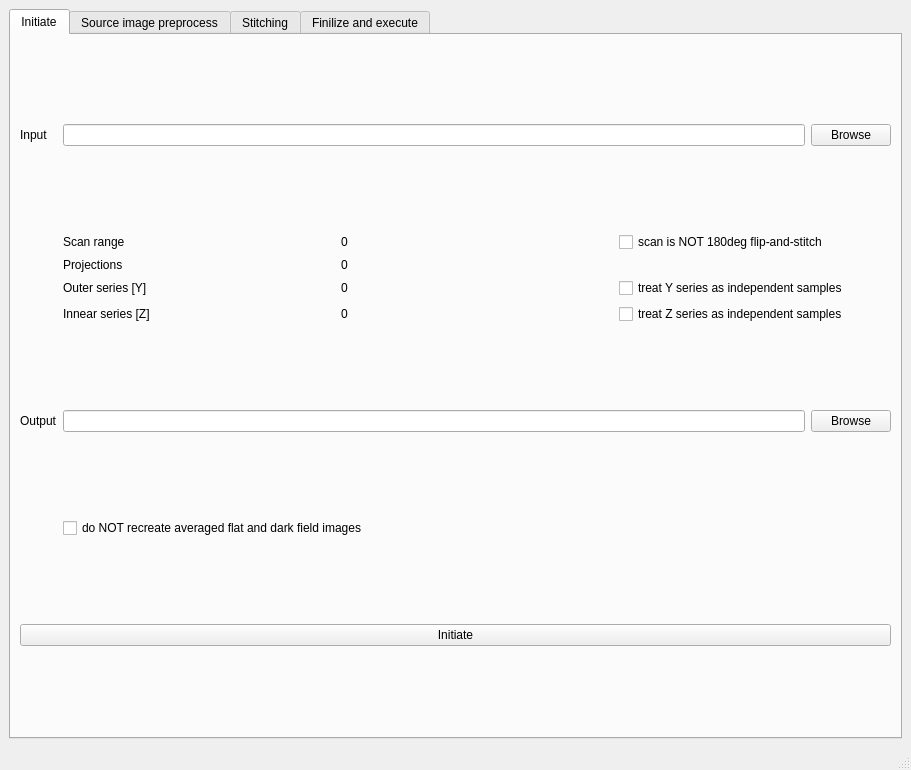
First picture: the form in share/imbl-ui.ui, repository AustralianSynchrotron/imblproc, before the edit.
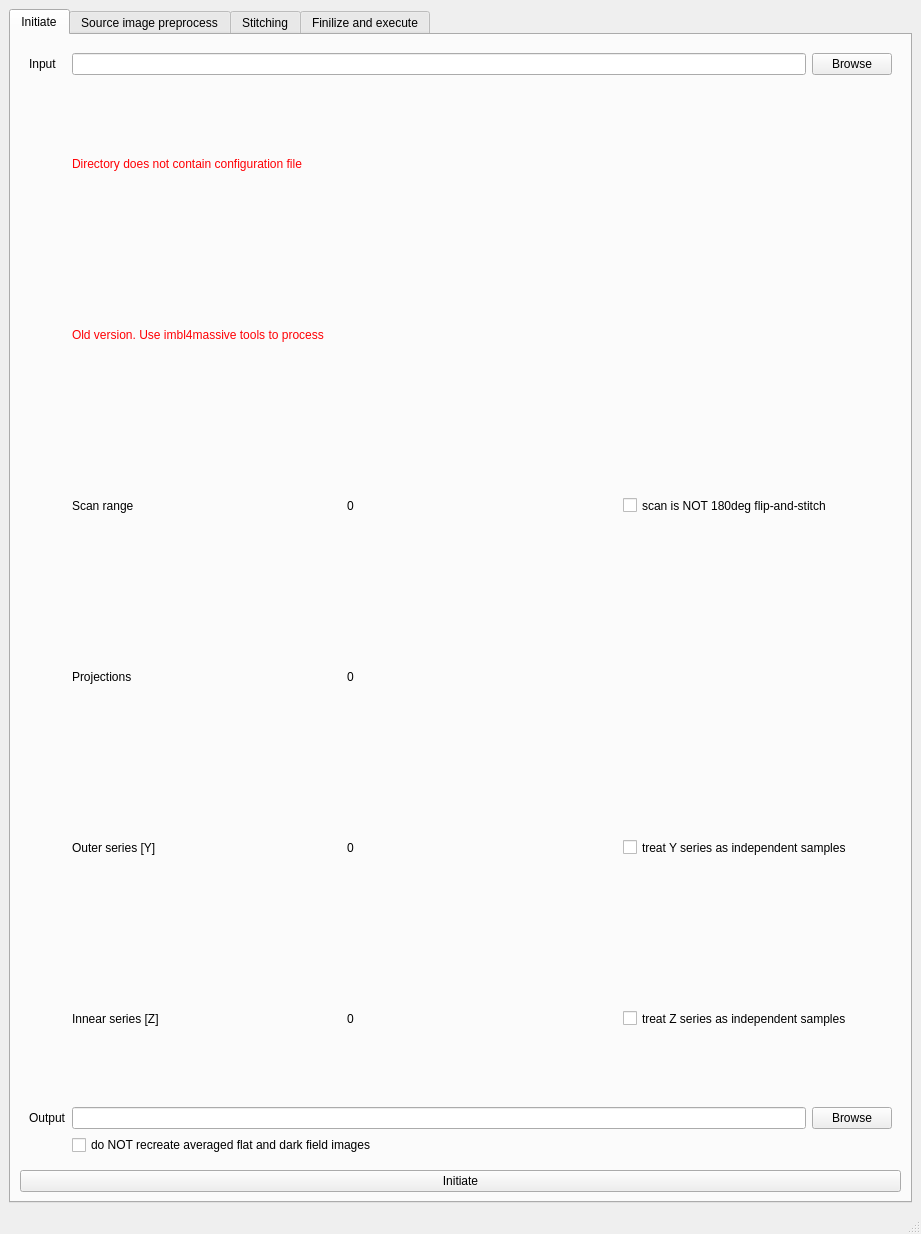
Second picture: the form after the edit. The open tabs and pages were chosen to show the change.

Commit message: modified:   bin/imbl-init.sh 	modified:   bin/imbl-ui.py 	modified:   share/imbl-ui.ui

The edit to the form file:
```diff
--- a/share/imbl-ui.ui
+++ b/share/imbl-ui.ui
@@ -6,8 +6,8 @@
    <rect>
     <x>0</x>
     <y>0</y>
-    <width>911</width>
-    <height>770</height>
+    <width>921</width>
+    <height>1234</height>
    </rect>
   </property>
   <property name="windowTitle">
@@ -25,6 +25,43 @@
         <string>Initiate</string>
        </attribute>
        <layout class="QGridLayout" name="gridLayout">
+        <item row="2" column="0">
+         <widget class="QWidget" name="initInfo" native="true">
+          <layout class="QGridLayout" name="gridLayout_8">
+           <item row="5" column="1">
+            <widget class="QCheckBox" name="checkBox_4">
+             <property name="text">
+              <string>do NOT recreate averaged flat and dark field images</string>
+             </property>
+            </widget>
+           </item>
+           <item row="4" column="2">
+            <widget class="QPushButton" name="outBrowse">
+             <property name="text">
+              <string>Browse</string>
+             </property>
+            </widget>
+           </item>
+           <item row="4" column="1">
+            <widget class="QLineEdit" name="outPath"/>
+           </item>
+           <item row="4" column="0">
+            <widget class="QLabel" name="label_2">
+             <property name="text">
+              <string>Output</string>
+             </property>
+            </widget>
+           </item>
+           <item row="0" column="1">
+            <widget class="QLineEdit" name="inPath"/>
+           </item>
+           <item row="0" column="2">
+            <widget class="QPushButton" name="inBrowse">
+             <property name="text">
+              <string>Browse</string>
+             </property>
+            </widget>
+           </item>
         <item row="0" column="0">
          <widget class="QLabel" name="label">
           <property name="text">
@@ -32,142 +69,135 @@
           </property>
          </widget>
         </item>
-        <item row="0" column="2">
-         <widget class="QPushButton" name="inBrowse">
-          <property name="text">
-           <string>Browse</string>
-          </property>
-         </widget>
-        </item>
-        <item row="1" column="1" colspan="2">
+           <item row="1" column="1" rowspan="2" colspan="2">
          <layout class="QGridLayout" name="gridLayout_2" columnstretch="0,0,0">
-          <item row="2" column="1">
+             <item row="3" column="0">
+              <widget class="QLabel" name="label_5">
+               <property name="text">
+                <string>Projections</string>
+               </property>
+              </widget>
+             </item>
+             <item row="4" column="1">
            <widget class="QLabel" name="ys">
             <property name="text">
              <string>0</string>
             </property>
            </widget>
           </item>
-          <item row="3" column="2">
+             <item row="5" column="0">
+              <widget class="QLabel" name="zlabel">
+               <property name="text">
+                <string>Innear series [Z]</string>
+               </property>
+              </widget>
+             </item>
+             <item row="4" column="0">
+              <widget class="QLabel" name="ylabel">
+               <property name="text">
+                <string>Outer series [Y]</string>
+               </property>
+              </widget>
+             </item>
+             <item row="2" column="0">
+              <widget class="QLabel" name="label_3">
+               <property name="text">
+                <string>Scan range</string>
+               </property>
+              </widget>
+             </item>
+             <item row="0" column="0" colspan="3">
+              <widget class="QLabel" name="noConfigLabel">
+               <property name="styleSheet">
+                <string notr="true">color: rgb(255, 0, 4);</string>
+               </property>
+               <property name="text">
+                <string>Directory does not contain configuration file</string>
+               </property>
+              </widget>
+             </item>
+             <item row="4" column="2">
+              <widget class="QCheckBox" name="yIndependent">
+               <property name="sizePolicy">
+                <sizepolicy hsizetype="Minimum" vsizetype="Preferred">
+                 <horstretch>0</horstretch>
+                 <verstretch>0</verstretch>
+                </sizepolicy>
+               </property>
+               <property name="text">
+                <string>treat Y series as independent samples</string>
+               </property>
+              </widget>
+             </item>
+             <item row="5" column="1">
+              <widget class="QLabel" name="zs">
+               <property name="text">
+                <string>0</string>
+               </property>
+              </widget>
+             </item>
+             <item row="3" column="1">
+              <widget class="QLabel" name="projections">
+               <property name="text">
+                <string>0</string>
+               </property>
+              </widget>
+             </item>
+             <item row="5" column="2">
            <widget class="QCheckBox" name="zIndependent">
+               <property name="sizePolicy">
+                <sizepolicy hsizetype="Minimum" vsizetype="Preferred">
+                 <horstretch>0</horstretch>
+                 <verstretch>0</verstretch>
+                </sizepolicy>
+               </property>
             <property name="text">
              <string>treat Z series as independent samples</string>
             </property>
            </widget>
           </item>
-          <item row="0" column="2">
+             <item row="2" column="2">
            <widget class="QCheckBox" name="notFnS">
+               <property name="sizePolicy">
+                <sizepolicy hsizetype="Minimum" vsizetype="Preferred">
+                 <horstretch>0</horstretch>
+                 <verstretch>0</verstretch>
+                </sizepolicy>
+               </property>
             <property name="text">
              <string>scan is NOT 180deg flip-and-stitch</string>
             </property>
            </widget>
           </item>
-          <item row="0" column="1">
+             <item row="2" column="1">
            <widget class="QLabel" name="scanRange">
             <property name="text">
              <string>0</string>
             </property>
            </widget>
           </item>
-          <item row="2" column="0">
-           <widget class="QLabel" name="label_7">
+             <item row="1" column="0" colspan="3">
+              <widget class="QLabel" name="oldConfigLabel">
+               <property name="styleSheet">
+                <string notr="true">color: rgb(255, 0, 4);</string>
+               </property>
             <property name="text">
-             <string>Outer series [Y]</string>
-            </property>
+                <string>Old version. Use imbl4massive tools to process</string>
+               </property>
+              </widget>
+             </item>
+            </layout>
+           </item>
+          </layout>
            </widget>
           </item>
           <item row="3" column="0">
-           <widget class="QLabel" name="label_9">
-            <property name="text">
-             <string>Innear series [Z]</string>
-            </property>
-           </widget>
-          </item>
-          <item row="2" column="2">
-           <widget class="QCheckBox" name="yIndependent">
-            <property name="text">
-             <string>treat Y series as independent samples</string>
-            </property>
-           </widget>
-          </item>
-          <item row="0" column="0">
-           <widget class="QLabel" name="label_3">
-            <property name="text">
-             <string>Scan range</string>
-            </property>
-           </widget>
-          </item>
-          <item row="3" column="1">
-           <widget class="QLabel" name="zs">
-            <property name="text">
-             <string>0</string>
-            </property>
-           </widget>
-          </item>
-          <item row="1" column="1">
-           <widget class="QLabel" name="projections">
-            <property name="text">
-             <string>0</string>
-            </property>
-           </widget>
-          </item>
-          <item row="1" column="0">
-           <widget class="QLabel" name="label_5">
-            <property name="sizePolicy">
-             <sizepolicy hsizetype="Preferred" vsizetype="Fixed">
-              <horstretch>0</horstretch>
-              <verstretch>0</verstretch>
-             </sizepolicy>
-            </property>
-            <property name="text">
-             <string>Projections</string>
-            </property>
-           </widget>
-          </item>
-         </layout>
-        </item>
-        <item row="2" column="2">
-         <widget class="QPushButton" name="outBrowse">
-          <property name="text">
-           <string>Browse</string>
-          </property>
-         </widget>
-        </item>
-        <item row="2" column="0">
-         <widget class="QLabel" name="label_2">
-          <property name="text">
-           <string>Output</string>
-          </property>
-         </widget>
-        </item>
-        <item row="0" column="1">
-         <widget class="QLineEdit" name="inPath">
-          <property name="readOnly">
-           <bool>true</bool>
-          </property>
-         </widget>
-        </item>
-        <item row="2" column="1">
-         <widget class="QLineEdit" name="outPath">
-          <property name="readOnly">
-           <bool>true</bool>
-          </property>
-         </widget>
-        </item>
-        <item row="4" column="0" colspan="3">
          <widget class="QPushButton" name="initiate">
           <property name="text">
            <string>Initiate</string>
           </property>
          </widget>
         </item>
-        <item row="3" column="1">
-         <widget class="QCheckBox" name="checkBox_4">
-          <property name="text">
-           <string>do NOT recreate averaged flat and dark field images</string>
-          </property>
-         </widget>
-        </item>
        </layout>
       </widget>
       <widget class="QWidget" name="tabSrc">
```
Left out of the diff: 32 changed lines with no effect on the pictures. Lines whose indentation alone changed are shown as unchanged. The commit also changes 2 other files.
